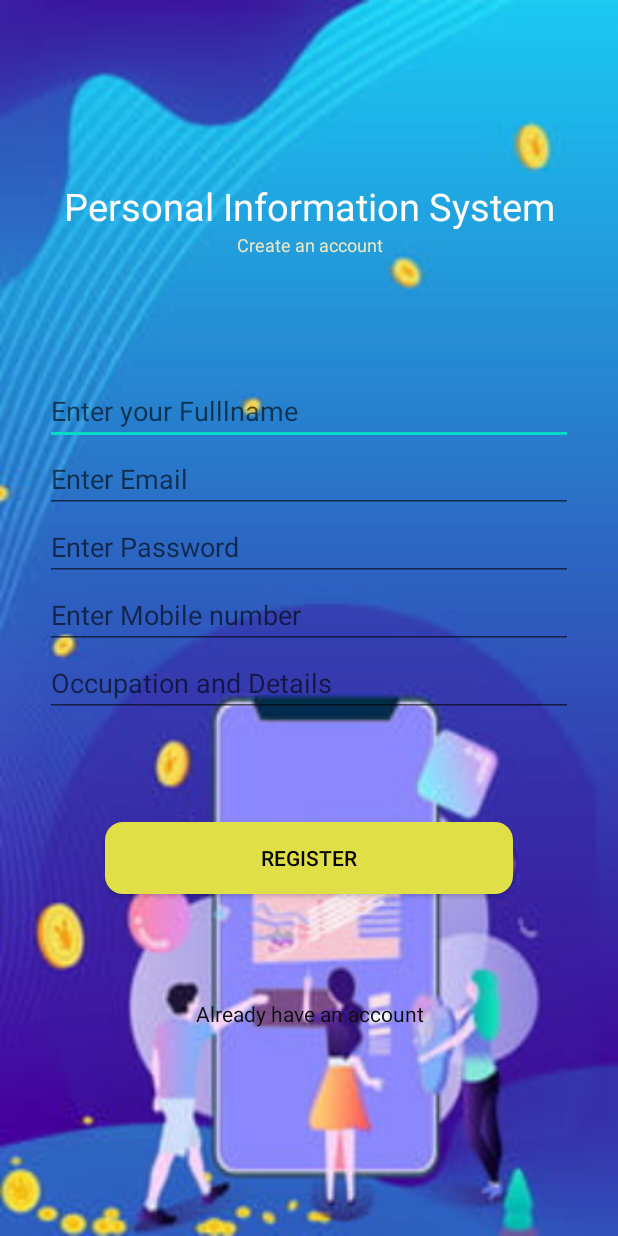
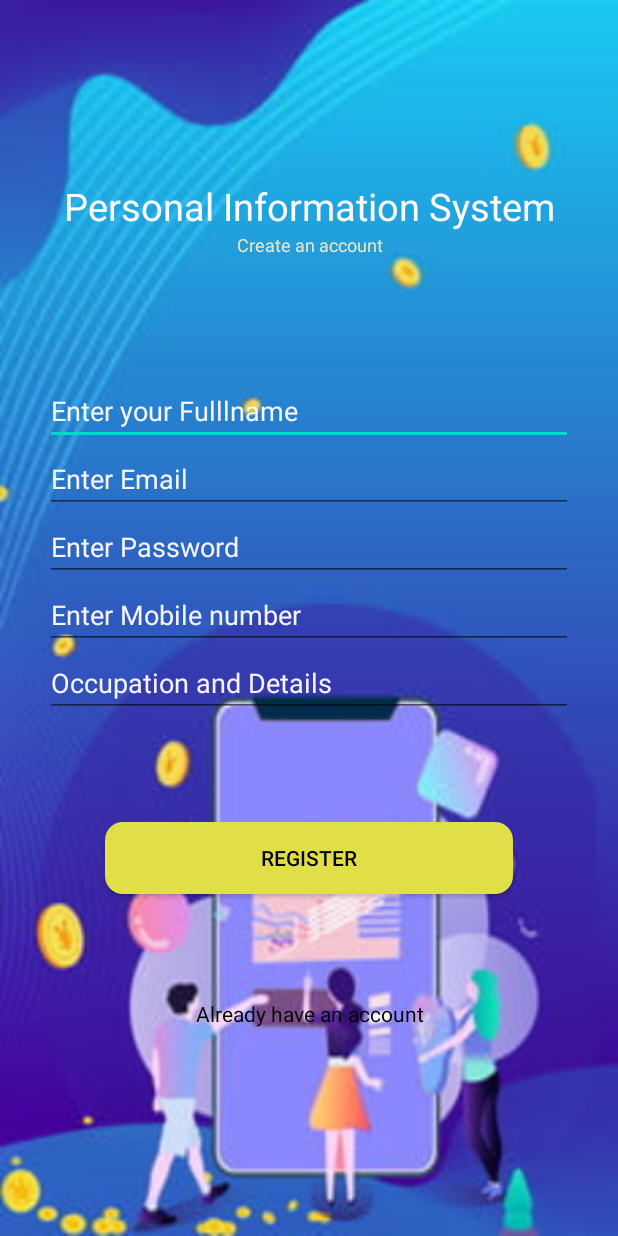
Before and after one commit to Sananthkc/Personal-Info-Sys, an Android app: the Registration screen opened directly, with no data from a screen before it, on a phone screen of 412 x 824 dp. Run offline under Robolectric (Android 15) with nearby library versions, the phone set to English and light mode, and no system bars; our stand-ins replace Firebase (no records; nobody signed in at launch, a user with empty details on screens opened directly).

Commit message:
text color

```diff
--- a/app/src/main/res/layout/activity_main.xml
+++ b/app/src/main/res/layout/activity_main.xml
@@ -27,6 +27,7 @@
         android:layout_marginHorizontal="30sp"
         android:ems="10"
         android:hint="Enter Email"
+        android:textColorHint="#F5F4F8"
         android:inputType="textEmailAddress" />
 
     <EditText
@@ -36,6 +37,7 @@
         android:layout_margin="30sp"
         android:ems="10"
         android:hint="Enter Password"
+        android:textColorHint="#F5F4F8"
         android:inputType="textPassword" />
 
     <Button
@@ -54,6 +56,7 @@
         android:layout_height="wrap_content"
         android:layout_marginTop="20dp"
         android:text="Forgot Password?"
+        android:textColor="#000000"
         android:textAlignment="center"
         tools:visibility="visible" />
 
--- a/app/src/main/res/layout/activity_registration.xml
+++ b/app/src/main/res/layout/activity_registration.xml
@@ -32,10 +32,11 @@
         android:id="@+id/eTPersonName"
         android:layout_width="match_parent"
         android:layout_height="wrap_content"
+        android:layout_marginHorizontal="30sp"
         android:layout_marginTop="80sp"
-        android:layout_marginHorizontal="30sp"
         android:ems="10"
         android:hint="Enter your Fulllname"
+        android:textColorHint="#F5F4F8"
         android:inputType="textPersonName" />
 
     <EditText
@@ -45,6 +46,7 @@
         android:layout_marginHorizontal="30sp"
         android:ems="10"
         android:hint="Enter Email"
+        android:textColorHint="#F5F4F8"
         android:inputType="textEmailAddress" />
 
     <EditText
@@ -54,6 +56,7 @@
         android:layout_marginHorizontal="30sp"
         android:ems="10"
         android:hint="Enter Password"
+        android:textColorHint="#F5F4F8"
         android:inputType="textPassword" />
 
     <EditText
@@ -63,6 +66,7 @@
         android:layout_marginHorizontal="30sp"
         android:ems="10"
         android:hint="Enter Mobile number"
+        android:textColorHint="#F5F4F8"
         android:inputType="phone" />
     <EditText
         android:id="@+id/eTROccupation"
@@ -71,6 +75,7 @@
         android:layout_marginHorizontal="30sp"
         android:ems="10"
         android:hint="Occupation and Details"
+        android:textColorHint="#F5F4F8"
 
         />
 
@@ -90,7 +95,7 @@
         android:layout_height="wrap_content"
         android:text="Already have an account"
         android:textAlignment="center"
-        android:textColor="#0E0E0E" />
+        android:textColor="#000000" />
 
     <ProgressBar
         android:id="@+id/progressBar"
```
Also changed, not shown: app/src/main/java/com/asd/personalinformationsystem/home.java (+9 -7 lines).
